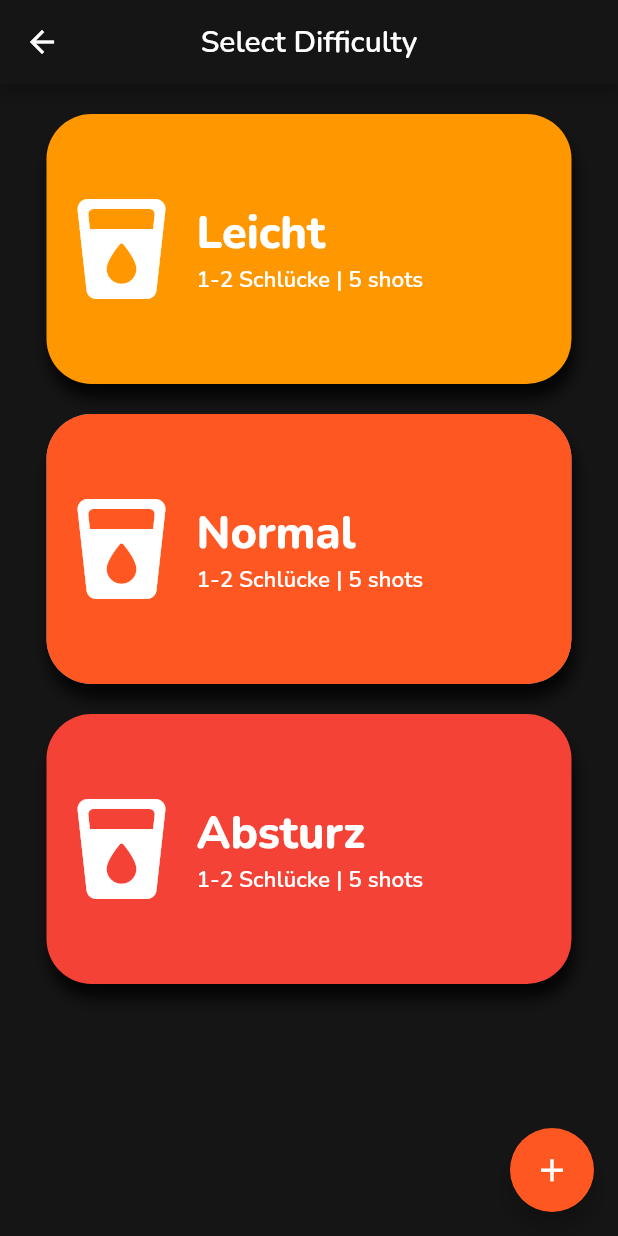
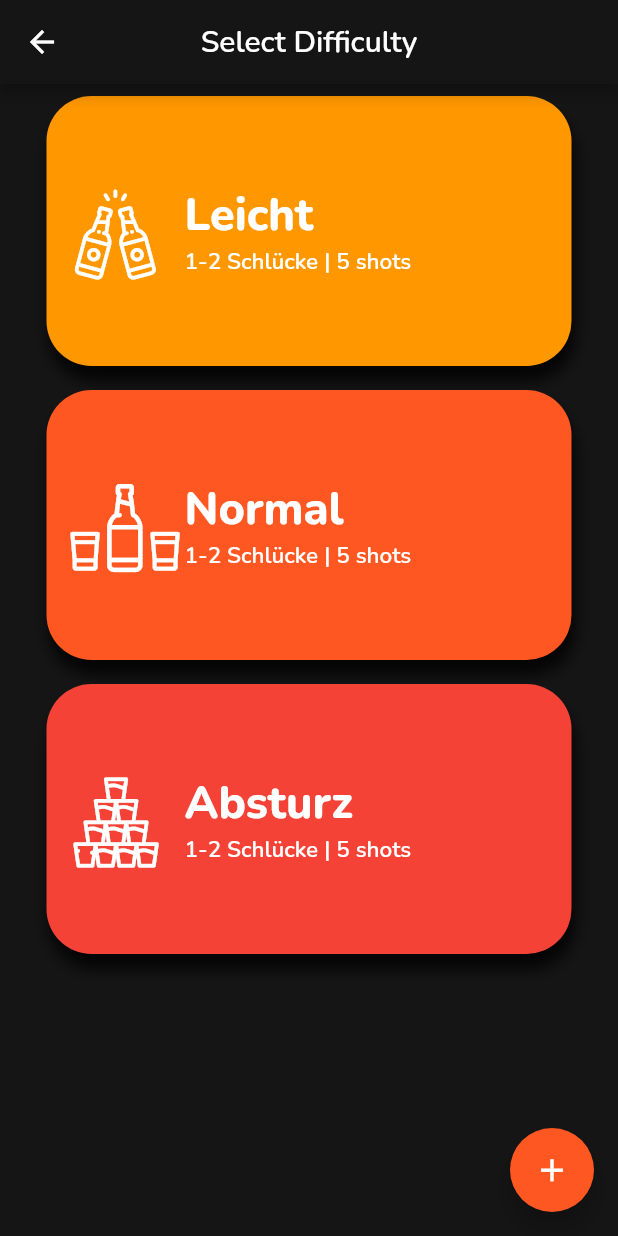
Before and after one commit to tooxo/Drinkr, a Flutter app: the Difficulty screen opened directly with empty values, on a phone screen of 412 x 824 dp. Run offline on Flutter 3.47's test engine with Material 2 defaults, Android fonts, the phone set to English and light mode, and no system bars; our stand-ins replace audioplayers, auto_size_text, connectivity, easy_localization, flutter_spinkit, fluttertoast and 5 more; missing offline and left inert: app_review, assorted_layout_widgets, audiowaveformFlutter, circular_reveal_animation, draggable_scrollbar, pedantic; accounts and stored records are empty; network calls fail; project files that could hold a hidden picture were left out.

Commit message:
implement #4

```diff
--- a/lib/menus/difficulty.dart
+++ b/lib/menus/difficulty.dart
@@ -19,6 +19,13 @@ class Difficulty extends StatefulWidget {
   final List<GameType> enabledGames;
 
   const Difficulty(this.players, this.rounds, this.enabledGames);
+
+  static const IconData mediumIcon =
+      IconData(0xe800, fontFamily: "DifficultyIcons", fontPackage: null);
+  static const IconData hardIcon =
+      IconData(0xe801, fontFamily: "DifficultyIcons", fontPackage: null);
+  static const IconData easyIcon =
+      IconData(0xe802, fontFamily: "DifficultyIcons", fontPackage: null);
 
   @override
   State<StatefulWidget> createState() => DifficultyState();
@@ -114,81 +121,18 @@ class DifficultyState extends State<Difficulty> {
               iconTheme: IconThemeData(color: Colors.white),
             ),
             backgroundColor: Color.fromRGBO(21, 21, 21, 1),
-            body: Column(
+            body: Container(
+              constraints: BoxConstraints.expand(),
+              child: Column(
+                // crossAxisAlignment: CrossAxisAlignment.stretch,
                 children: [
                   Padding(
-                  padding: EdgeInsets.only(top: 20),
-                  child: Center(
-                    child: GestureDetector(
-                      onTap: () {
-                        selectDifficulty(Difficulty.EASY);
-                      },
-                      child: Container(
-                        height: 180,
-                        width: 350.0,
-                        decoration: BoxDecoration(boxShadow: [
-                          BoxShadow(
-                            color: Colors.black.withOpacity(0.8),
-                            blurRadius: 8,
-                            offset: Offset(2, 10), // changes position of shadow
-                          ),
-                        ], borderRadius: BorderRadius.all(Radius.circular(30))),
-                        child: Container(
-                          child: Row(
-                            children: [
-                              Padding(
-                                padding: EdgeInsets.only(right: 10, left: 10),
-                                child: Icon(
-                                  Icons.local_drink_rounded,
-                                  size: 80,
-                                  color: Colors.white,
-                                ),
-                              ),
-                              Expanded(
-                                child: Column(
-                                  mainAxisAlignment: MainAxisAlignment.center,
-                                  crossAxisAlignment: CrossAxisAlignment.start,
-                                  children: [
-                                    Text(
-                                      "Leicht",
-                                      style: GoogleFonts.nunito(
-                                        color: Colors.white,
-                                        fontSize: 30,
-                                        fontWeight: FontWeight.w800,
-                                      ),
-                                    ).tr(),
-                                    Text(
-                                      "1-2 Schlücke | 5 shots",
-                                      style: GoogleFonts.nunito(
-                                          color: Colors.white,
-                                          fontSize: 15,
-                                          fontWeight: FontWeight.w600),
-                                    ).tr(),
-                                  ],
-                                ),
-                              ),
-                            ],
-                          ),
-                          decoration: BoxDecoration(
-                            color: Colors.orange,
-                            borderRadius: BorderRadius.all(Radius.circular(30)),
-                          ),
-                        ),
-                      ),
-                    ),
-                  ),
-                ),
-                Padding(
-                  padding: EdgeInsets.only(top: 20),
-                  child: Center(
-                    child: GestureDetector(
-                      onTap: () {
-                        selectDifficulty(Difficulty.MIDDLE);
-                      },
+                    padding: const EdgeInsets.all(8.0),
                     child: Container(
                       height: 180,
                       width: 350.0,
                       decoration: BoxDecoration(
+                          color: Colors.orange,
                           boxShadow: [
                             BoxShadow(
                               color: Colors.black.withOpacity(0.8),
@@ -197,26 +141,59 @@ class DifficultyState extends State<Difficulty> {
                                   Offset(2, 10), // changes position of shadow
                             ),
                           ],
-                            color: Colors.grey,
-                            borderRadius:
-                                BorderRadius.all(Radius.circular(30))),
-                        child: Container(
-                          child: Row(
-                            children: [
-                              Padding(
-                                padding: EdgeInsets.only(right: 10, left: 10),
-                                child: Icon(
-                                  Icons.local_drink_rounded,
-                                  size: 80,
+                          borderRadius: BorderRadius.all(Radius.circular(30))),
+                      child: Center(
+                        child: ListTile(
+                          onTap: () => selectDifficulty(Difficulty.EASY),
+                          leading: Icon(
+                            Difficulty.easyIcon,
+                            size: 60,
                             color: Colors.white,
                           ),
+                          title: Text(
+                            "Leicht",
+                            style: GoogleFonts.nunito(
+                              color: Colors.white,
+                              fontSize: 30,
+                              fontWeight: FontWeight.w800,
                             ),
-                              Expanded(
-                                child: Column(
-                                  mainAxisAlignment: MainAxisAlignment.center,
-                                  crossAxisAlignment: CrossAxisAlignment.start,
-                                  children: [
-                                    Text(
+                          ).tr(),
+                          subtitle: Text(
+                            "1-2 Schlücke | 5 shots",
+                            style: GoogleFonts.nunito(
+                                color: Colors.white,
+                                fontSize: 15,
+                                fontWeight: FontWeight.w600),
+                          ).tr(),
+                        ),
+                      ),
+                    ),
+                  ),
+                  Padding(
+                    padding: const EdgeInsets.all(8.0),
+                    child: Container(
+                      height: 180,
+                      width: 350.0,
+                      decoration: BoxDecoration(
+                          color: Colors.deepOrange,
+                          boxShadow: [
+                            BoxShadow(
+                              color: Colors.black.withOpacity(0.8),
+                              blurRadius: 8,
+                              offset:
+                                  Offset(2, 10), // changes position of shadow
+                            ),
+                          ],
+                          borderRadius: BorderRadius.all(Radius.circular(30))),
+                      child: Center(
+                        child: ListTile(
+                          onTap: () => selectDifficulty(Difficulty.EASY),
+                          leading: Icon(
+                            Difficulty.mediumIcon,
+                            size: 60,
+                            color: Colors.white,
+                          ),
+                          title: Text(
                             "Normal",
                             style: GoogleFonts.nunito(
                               color: Colors.white,
@@ -224,61 +201,42 @@ class DifficultyState extends State<Difficulty> {
                               fontWeight: FontWeight.w800,
                             ),
                           ).tr(),
-                                    Text(
+                          subtitle: Text(
                             "1-2 Schlücke | 5 shots",
                             style: GoogleFonts.nunito(
                                 color: Colors.white,
                                 fontSize: 15,
                                 fontWeight: FontWeight.w600),
                           ).tr(),
-                                  ],
-                                ),
-                              ),
-                            ],
-                          ),
-                          decoration: BoxDecoration(
-                            color: Colors.deepOrange,
-                            borderRadius: BorderRadius.all(Radius.circular(30)),
-                          ),
-                        ),
                         ),
                       ),
                     ),
                   ),
                   Padding(
-                  padding: EdgeInsets.only(top: 20),
-                  child: Center(
-                    child: GestureDetector(
-                      onTap: () {
-                        selectDifficulty(Difficulty.HARD);
-                      },
+                    padding: const EdgeInsets.all(8.0),
                     child: Container(
                       height: 180,
                       width: 350.0,
-                        decoration: BoxDecoration(boxShadow: [
+                      decoration: BoxDecoration(
+                          color: Colors.red,
+                          boxShadow: [
                             BoxShadow(
                               color: Colors.black.withOpacity(0.8),
                               blurRadius: 8,
-                            offset: Offset(2, 10), // changes position of shadow
+                              offset:
+                                  Offset(2, 10), // changes position of shadow
                             ),
-                        ], borderRadius: BorderRadius.all(Radius.circular(30))),
-                        child: Container(
-                          child: Row(
-                            children: [
-                              Padding(
-                                padding: EdgeInsets.only(right: 10, left: 10),
-                                child: Icon(
-                                  Icons.local_drink_rounded,
-                                  size: 80,
+                          ],
+                          borderRadius: BorderRadius.all(Radius.circular(30))),
+                      child: Center(
+                        child: ListTile(
+                          onTap: () => selectDifficulty(Difficulty.HARD),
+                          leading: Icon(
+                            Difficulty.hardIcon,
+                            size: 60,
                             color: Colors.white,
                           ),
-                              ),
-                              Expanded(
-                                child: Column(
-                                  mainAxisAlignment: MainAxisAlignment.center,
-                                  crossAxisAlignment: CrossAxisAlignment.start,
-                                  children: [
-                                    Text(
+                          title: Text(
                             "Absturz",
                             style: GoogleFonts.nunito(
                               color: Colors.white,
@@ -286,28 +244,19 @@ class DifficultyState extends State<Difficulty> {
                               fontWeight: FontWeight.w800,
                             ),
                           ).tr(),
-                                    Text(
+                          subtitle: Text(
                             "1-2 Schlücke | 5 shots",
                             style: GoogleFonts.nunito(
                                 color: Colors.white,
                                 fontSize: 15,
                                 fontWeight: FontWeight.w600),
                           ).tr(),
-                                  ],
-                                ),
-                              ),
-                            ],
-                          ),
-                          decoration: BoxDecoration(
-                            color: Colors.red,
-                            borderRadius: BorderRadius.all(Radius.circular(30)),
-                          ),
-                        ),
                         ),
                       ),
                     ),
                   ),
                 ],
+              ),
             ),
             floatingActionButton: FloatingActionButton(
               onPressed: () => addCustomDifficulty(context),
--- a/pubspec.yaml
+++ b/pubspec.yaml
@@ -88,6 +88,9 @@ flutter:
     - family: Icons
       fonts:
         - asset: assets/fonts/Icons.ttf
+    - family: DifficultyIcons
+      fonts:
+        - asset: assets/fonts/DifficultyIcons.ttf
 
 flutter_icons:
   android: "launcher_icon"
```
Also changed, not shown: assets/fonts/DifficultyIcons.ttf (added). Lines whose indentation alone changed are shown as unchanged.
